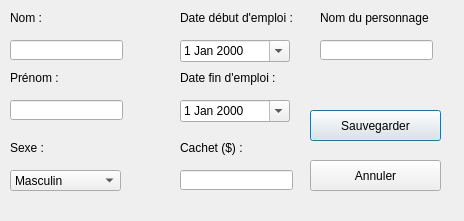
Old version of the form popupacteur.ui in the repository Urzawrym/Newflix.
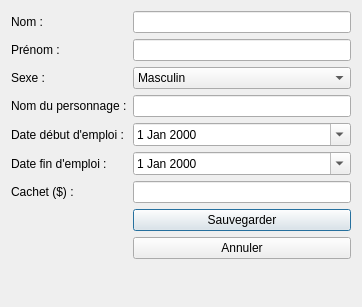
New version of the form.

```diff
--- a/popupacteur.ui
+++ b/popupacteur.ui
@@ -6,48 +6,43 @@
    <rect>
     <x>0</x>
     <y>0</y>
-    <width>464</width>
-    <height>221</height>
+    <width>362</width>
+    <height>307</height>
    </rect>
   </property>
   <property name="windowTitle">
    <string>Dialog</string>
   </property>
+  <layout class="QFormLayout" name="formLayout">
+   <item row="0" column="0">
   <widget class="QLabel" name="label">
-   <property name="geometry">
-    <rect>
-     <x>10</x>
-     <y>10</y>
-     <width>111</width>
-     <height>16</height>
-    </rect>
-   </property>
    <property name="text">
     <string>Nom :</string>
    </property>
   </widget>
+   </item>
+   <item row="0" column="1">
+    <widget class="QLineEdit" name="lineEdit"/>
+   </item>
+   <item row="2" column="0">
   <widget class="QLabel" name="label_2">
-   <property name="geometry">
-    <rect>
-     <x>10</x>
-     <y>70</y>
-     <width>111</width>
-     <height>16</height>
-    </rect>
-   </property>
    <property name="text">
     <string>Prénom :</string>
    </property>
   </widget>
+   </item>
+   <item row="2" column="1">
+    <widget class="QLineEdit" name="lineEdit_2"/>
+   </item>
+   <item row="4" column="0">
+    <widget class="QLabel" name="label_3">
+     <property name="text">
+      <string>Sexe :</string>
+     </property>
+    </widget>
+   </item>
+   <item row="4" column="1">
   <widget class="QComboBox" name="comboBox">
-   <property name="geometry">
-    <rect>
-     <x>10</x>
-     <y>170</y>
-     <width>111</width>
-     <height>21</height>
-    </rect>
-   </property>
    <item>
     <property name="text">
      <string>Masculin</string>
@@ -64,163 +59,70 @@
     </property>
    </item>
   </widget>
-  <widget class="QLabel" name="label_3">
-   <property name="geometry">
-    <rect>
-     <x>10</x>
-     <y>140</y>
-     <width>111</width>
-     <height>16</height>
-    </rect>
-   </property>
+   </item>
+   <item row="6" column="0">
+    <widget class="QLabel" name="label_7">
    <property name="text">
-    <string>Sexe :</string>
-   </property>
-  </widget>
-  <widget class="QLineEdit" name="lineEdit">
-   <property name="geometry">
-    <rect>
-     <x>10</x>
-     <y>40</y>
-     <width>113</width>
-     <height>20</height>
-    </rect>
-   </property>
-  </widget>
-  <widget class="QLineEdit" name="lineEdit_2">
-   <property name="geometry">
-    <rect>
-     <x>10</x>
-     <y>100</y>
-     <width>113</width>
-     <height>20</height>
-    </rect>
-   </property>
-  </widget>
-  <widget class="QDateEdit" name="dateEdit">
-   <property name="geometry">
-    <rect>
-     <x>180</x>
-     <y>40</y>
-     <width>110</width>
-     <height>22</height>
-    </rect>
-   </property>
-   <property name="calendarPopup">
-    <bool>true</bool>
-   </property>
-  </widget>
-  <widget class="QDateEdit" name="dateEdit_2">
-   <property name="geometry">
-    <rect>
-     <x>180</x>
-     <y>100</y>
-     <width>110</width>
-     <height>22</height>
-    </rect>
-   </property>
-   <property name="calendarPopup">
-    <bool>true</bool>
-   </property>
-  </widget>
+      <string>Nom du personnage :</string>
+     </property>
+    </widget>
+   </item>
+   <item row="6" column="1">
+    <widget class="QLineEdit" name="lineEdit_4"/>
+   </item>
+   <item row="8" column="0">
   <widget class="QLabel" name="label_4">
-   <property name="geometry">
-    <rect>
-     <x>180</x>
-     <y>10</y>
-     <width>121</width>
-     <height>16</height>
-    </rect>
-   </property>
    <property name="text">
     <string>Date début d'emploi :</string>
    </property>
   </widget>
+   </item>
+   <item row="8" column="1">
+    <widget class="QDateEdit" name="dateEdit">
+     <property name="calendarPopup">
+      <bool>true</bool>
+     </property>
+    </widget>
+   </item>
+   <item row="10" column="0">
   <widget class="QLabel" name="label_5">
-   <property name="geometry">
-    <rect>
-     <x>180</x>
-     <y>70</y>
-     <width>121</width>
-     <height>16</height>
-    </rect>
-   </property>
    <property name="text">
     <string>Date fin d'emploi :</string>
    </property>
   </widget>
+   </item>
+   <item row="10" column="1">
+    <widget class="QDateEdit" name="dateEdit_2">
+     <property name="calendarPopup">
+      <bool>true</bool>
+     </property>
+    </widget>
+   </item>
+   <item row="12" column="0">
   <widget class="QLabel" name="label_6">
-   <property name="geometry">
-    <rect>
-     <x>180</x>
-     <y>140</y>
-     <width>111</width>
-     <height>16</height>
-    </rect>
-   </property>
    <property name="text">
     <string>Cachet ($) :</string>
    </property>
   </widget>
-  <widget class="QLineEdit" name="lineEdit_3">
-   <property name="geometry">
-    <rect>
-     <x>180</x>
-     <y>170</y>
-     <width>113</width>
-     <height>20</height>
-    </rect>
-   </property>
-  </widget>
+   </item>
+   <item row="12" column="1">
+    <widget class="QLineEdit" name="lineEdit_3"/>
+   </item>
+   <item row="14" column="1">
   <widget class="QPushButton" name="pushButton">
-   <property name="geometry">
-    <rect>
-     <x>310</x>
-     <y>110</y>
-     <width>131</width>
-     <height>31</height>
-    </rect>
-   </property>
    <property name="text">
     <string>Sauvegarder</string>
    </property>
   </widget>
+   </item>
+   <item row="15" column="1">
   <widget class="QPushButton" name="pushButton_2">
-   <property name="geometry">
-    <rect>
-     <x>310</x>
-     <y>160</y>
-     <width>131</width>
-     <height>31</height>
-    </rect>
-   </property>
    <property name="text">
     <string>Annuler</string>
    </property>
   </widget>
-  <widget class="QLabel" name="label_7">
-   <property name="geometry">
-    <rect>
-     <x>320</x>
-     <y>10</y>
-     <width>111</width>
-     <height>16</height>
-    </rect>
-   </property>
-   <property name="text">
-    <string>Nom du personnage :</string>
-   </property>
-  </widget>
-  <widget class="QLineEdit" name="lineEdit_4">
-   <property name="geometry">
-    <rect>
-     <x>320</x>
-     <y>40</y>
-     <width>113</width>
-     <height>20</height>
-    </rect>
-   </property>
-  </widget>
+   </item>
+  </layout>
  </widget>
  <resources/>
  <connections/>
```
Lines whose indentation alone changed are shown as unchanged.
